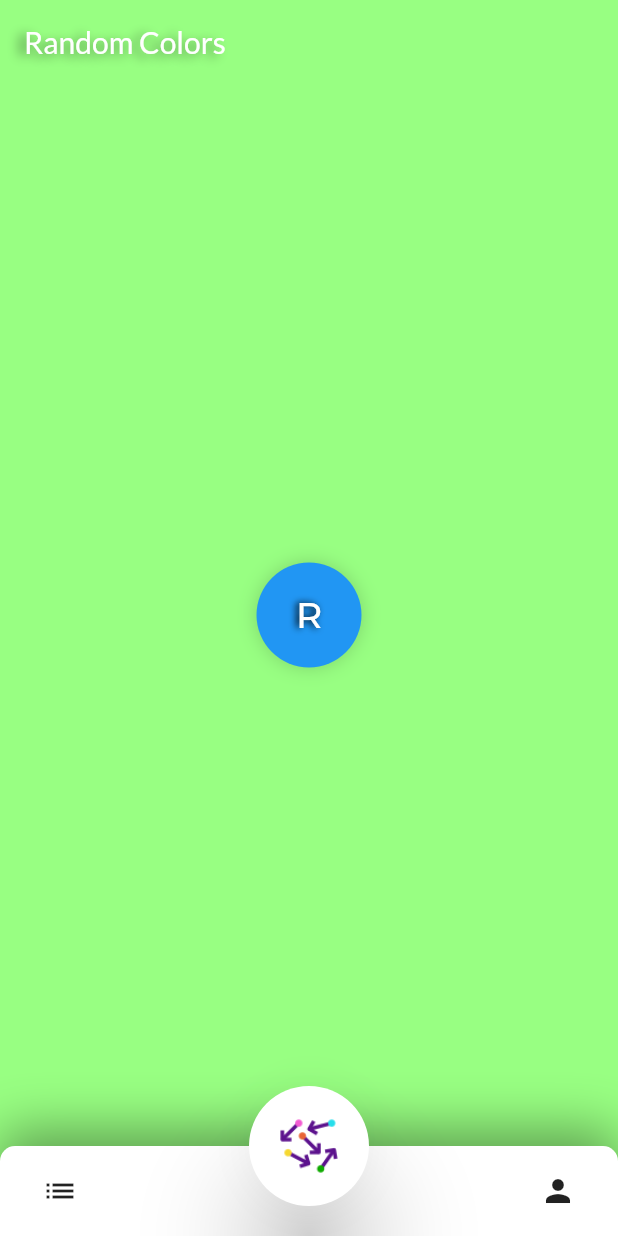
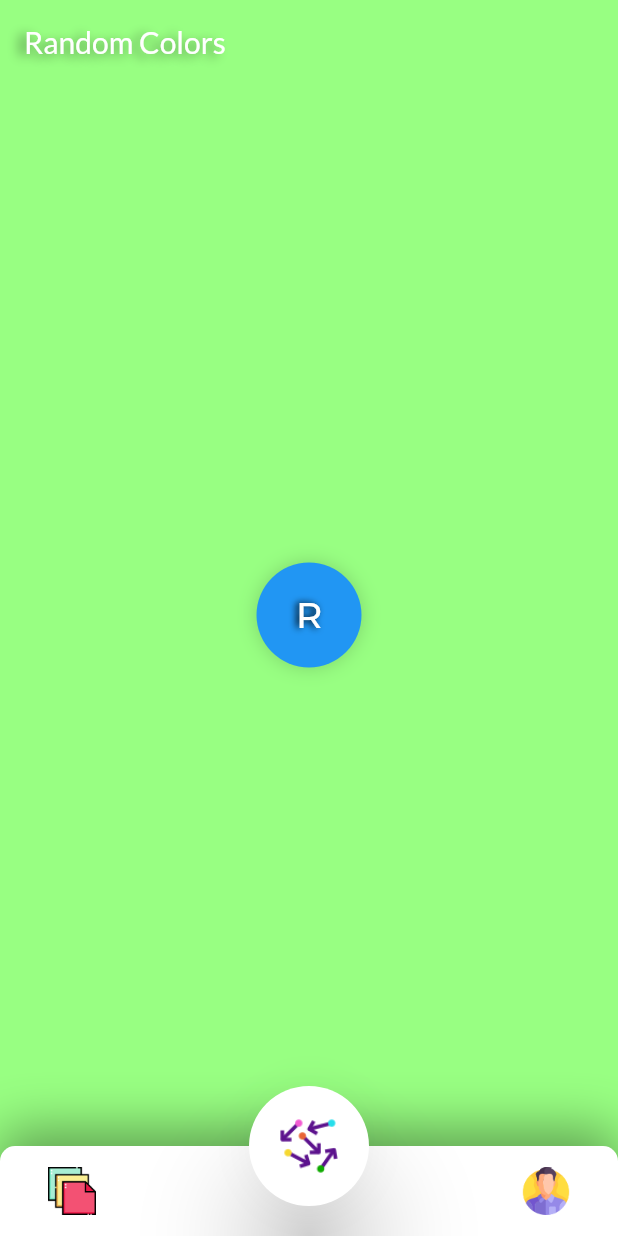
Before and after one commit to xmanelsantos/random_colors, a Flutter app: the screen it shows after launch, on a phone screen of 412 x 824 dp. Run offline on Flutter 3.47's test engine with Material 2 defaults, Android fonts, the phone set to English and light mode, and no system bars; our stand-ins replace google_fonts.

Commit message:
news icons

```diff
--- a/lib/screens/home/components/random_bottom_nav_bar.dart
+++ b/lib/screens/home/components/random_bottom_nav_bar.dart
@@ -6,8 +6,8 @@ class RandomBottomNavBar extends StatelessWidget {
   Widget build(BuildContext context) {
     return Container(
       padding: const EdgeInsets.only(
-        left: kDefaultPadding * 2,
-        right: kDefaultPadding * 2,
+        left: kDefaultPadding * 3,
+        right: kDefaultPadding * 3,
       ),
       height: 60,
       decoration: const BoxDecoration(
@@ -26,11 +26,11 @@ class RandomBottomNavBar extends StatelessWidget {
         mainAxisAlignment: MainAxisAlignment.spaceBetween,
         children: [
           IconButton(
-            icon: const Icon(Icons.list),
+            icon: Image.asset('assets/icons/002-paper.png'),
             onPressed: () {},
           ),
           IconButton(
-            icon: const Icon(Icons.person),
+            icon: Image.asset('assets/icons/004-man.png'),
             onPressed: () {},
           )
         ],
--- a/lib/screens/home/components/random_floating_button.dart
+++ b/lib/screens/home/components/random_floating_button.dart
@@ -1,6 +1,9 @@
 import 'package:flutter/material.dart';
 
 class RandomFloatingButton extends StatelessWidget {
+  final Function() onpress;
+
+  const RandomFloatingButton({Key key, this.onpress}) : super(key: key);
   @override
   Widget build(BuildContext context) {
     return SizedBox(
@@ -10,7 +13,7 @@ class RandomFloatingButton extends StatelessWidget {
         child: FloatingActionButton(
           backgroundColor: Colors.white,
           elevation: 30,
-          onPressed: () {},
+          onPressed: onpress,
           child: Image.asset(
             'assets/icons/001-random.png',
             scale: 2,
--- a/lib/screens/home/home_screen.dart
+++ b/lib/screens/home/home_screen.dart
@@ -47,7 +47,11 @@ class _HomeScreenState extends State<HomeScreen> {
         },
       ),
       bottomNavigationBar: RandomBottomNavBar(),
-      floatingActionButton: RandomFloatingButton(),
+      floatingActionButton: RandomFloatingButton(
+        onpress: () {
+          Provider.of<RandomController>(context, listen: false).randomColor();
+        },
+      ),
       floatingActionButtonLocation: FloatingActionButtonLocation.centerDocked,
     );
   }
```
